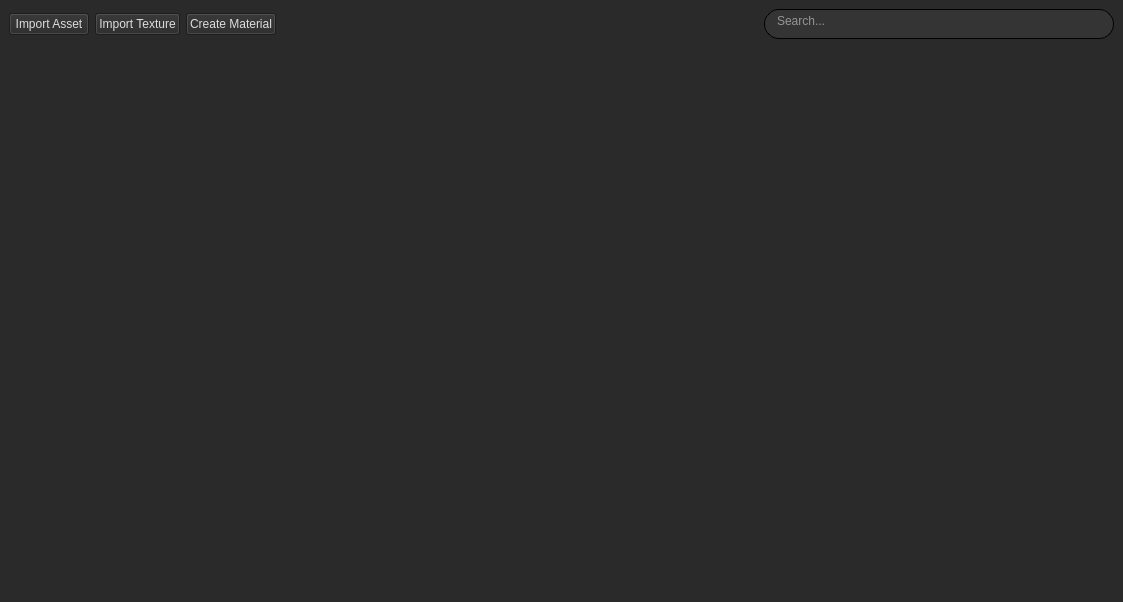
AnthonySTZ/AssetManager, file ui/ui_setups/manager_window.ui: the form before one commit.
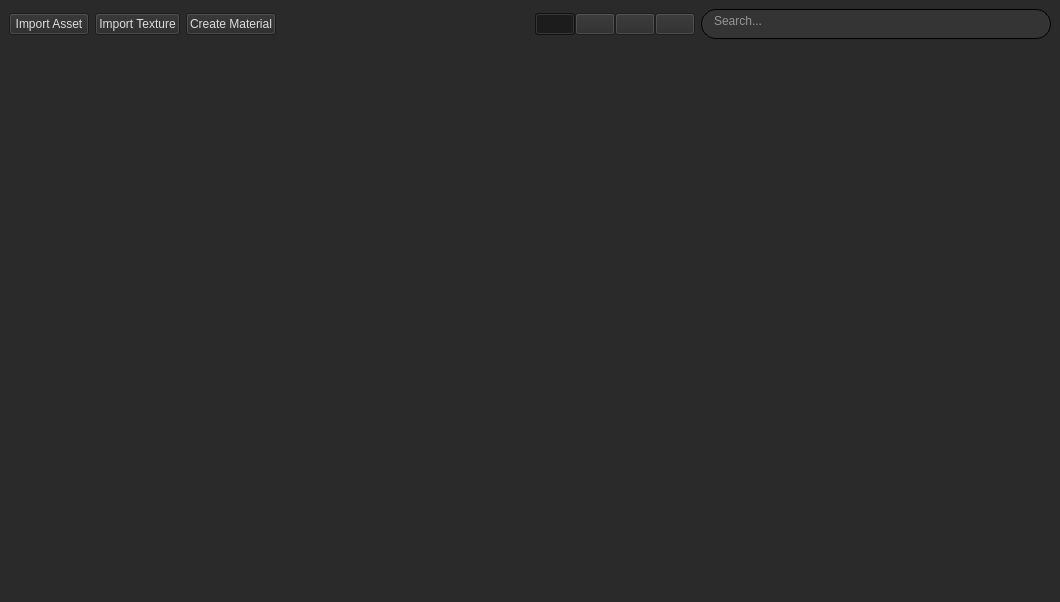
The form after the commit. Icons and pictures are not drawn.

What changed in the file:
```diff
--- a/ui/ui_setups/manager_window.ui
+++ b/ui/ui_setups/manager_window.ui
@@ -6,7 +6,7 @@
    <rect>
     <x>0</x>
     <y>0</y>
-    <width>1123</width>
+    <width>1060</width>
     <height>602</height>
    </rect>
   </property>
@@ -22,11 +22,80 @@
    <layout class="QVBoxLayout" name="verticalLayout">
     <item>
      <layout class="QGridLayout" name="gridLayout_2" rowstretch="0,0,0">
-      <item row="2" column="0" colspan="5">
+      <item row="0" column="8">
+       <widget class="QTextEdit" name="search_te">
+        <property name="minimumSize">
+         <size>
+          <width>350</width>
+          <height>0</height>
+         </size>
+        </property>
+        <property name="maximumSize">
+         <size>
+          <width>350</width>
+          <height>30</height>
+         </size>
+        </property>
+        <property name="styleSheet">
+         <string notr="true">QTextEdit {
+
+	color: rgb(246, 245, 244);
+	background-color: rgb(52, 52, 52);
+	border : 1px solid black;
+	border-radius: 15px;
+	padding-left : 8px;
+
+}</string>
+        </property>
+        <property name="verticalScrollBarPolicy">
+         <enum>Qt::ScrollBarAlwaysOff</enum>
+        </property>
+        <property name="horizontalScrollBarPolicy">
+         <enum>Qt::ScrollBarAlwaysOff</enum>
+        </property>
+        <property name="placeholderText">
+         <string>Search...</string>
+        </property>
+       </widget>
+      </item>
+      <item row="0" column="0">
+       <widget class="QPushButton" name="asset_btn">
+        <property name="styleSheet">
+         <string notr="true">QPushButton{
+
+	color: rgb(220, 220, 220);
+	background-color: rgb(40, 40, 40);
+
+}</string>
+        </property>
+        <property name="text">
+         <string>Import Asset</string>
+        </property>
+       </widget>
+      </item>
+      <item row="0" column="1">
+       <widget class="QPushButton" name="texture_btn">
+        <property name="styleSheet">
+         <string notr="true">QPushButton{
+
+	color: rgb(220, 220, 220);
+	background-color: rgb(40, 40, 40);
+
+}</string>
+        </property>
+        <property name="text">
+         <string>Import Texture</string>
+        </property>
+       </widget>
+      </item>
+      <item row="2" column="0" colspan="9">
        <widget class="QWidget" name="widget" native="true">
         <layout class="QHBoxLayout" name="horizontalLayout">
          <item>
           <widget class="QListWidget" name="items_lw">
+           <property name="cursor" stdset="0">
+            <cursorShape>ArrowCursor</cursorShape>
+           </property>
            <property name="mouseTracking">
             <bool>false</bool>
            </property>
@@ -62,8 +131,8 @@
         </layout>
        </widget>
       </item>
-      <item row="0" column="1">
-       <widget class="QPushButton" name="texture_btn">
+      <item row="0" column="2">
+       <widget class="QPushButton" name="material_btn">
         <property name="styleSheet">
          <string notr="true">QPushButton{
 
@@ -73,58 +142,7 @@
 }</string>
         </property>
         <property name="text">
-         <string>Import Texture</string>
-        </property>
-       </widget>
-      </item>
-      <item row="0" column="0">
-       <widget class="QPushButton" name="asset_btn">
-        <property name="styleSheet">
-         <string notr="true">QPushButton{
-
-	color: rgb(220, 220, 220);
-	background-color: rgb(40, 40, 40);
-
-}</string>
-        </property>
-        <property name="text">
-         <string>Import Asset</string>
-        </property>
-       </widget>
-      </item>
-      <item row="0" column="4">
-       <widget class="QTextEdit" name="search_te">
-        <property name="minimumSize">
-         <size>
-          <width>350</width>
-          <height>0</height>
-         </size>
-        </property>
-        <property name="maximumSize">
-         <size>
-          <width>350</width>
-          <height>30</height>
-         </size>
-        </property>
-        <property name="styleSheet">
-         <string notr="true">QTextEdit {
-
-	color: rgb(246, 245, 244);
-	background-color: rgb(52, 52, 52);
-	border : 1px solid black;
-	border-radius: 15px;
-	padding-left : 8px;
-
-}</string>
-        </property>
-        <property name="verticalScrollBarPolicy">
-         <enum>Qt::ScrollBarAlwaysOff</enum>
-        </property>
-        <property name="horizontalScrollBarPolicy">
-         <enum>Qt::ScrollBarAlwaysOff</enum>
-        </property>
-        <property name="placeholderText">
-         <string>Search...</string>
+         <string>Create Material</string>
         </property>
        </widget>
       </item>
@@ -141,19 +159,137 @@
         </property>
        </spacer>
       </item>
-      <item row="0" column="2">
-       <widget class="QPushButton" name="material_btn">
+      <item row="0" column="4" colspan="4">
+       <widget class="QWidget" name="widget_2" native="true">
+        <property name="minimumSize">
+         <size>
+          <width>0</width>
+          <height>0</height>
+         </size>
+        </property>
         <property name="styleSheet">
-         <string notr="true">QPushButton{
+         <string notr="true">QPushButton {
 
-	color: rgb(220, 220, 220);
-	background-color: rgb(40, 40, 40);
+background-color: rgb(42, 42, 42);
 
-}</string>
+}
+
+QPushButton:checked{
+
+background-color: rgb(25, 25, 25);
+
+}
+</string>
         </property>
-        <property name="text">
-         <string>Create Material</string>
-        </property>
+        <layout class="QHBoxLayout" name="horizontalLayout_4">
+         <property name="spacing">
+          <number>0</number>
+         </property>
+         <property name="leftMargin">
+          <number>0</number>
+         </property>
+         <property name="topMargin">
+          <number>0</number>
+         </property>
+         <property name="rightMargin">
+          <number>0</number>
+         </property>
+         <property name="bottomMargin">
+          <number>0</number>
+         </property>
+         <item>
+          <widget class="QPushButton" name="all_check">
+           <property name="text">
+            <string/>
+           </property>
+           <property name="icon">
+            <iconset resource="../../ressources.qrc">
+             <normaloff>:/icons/ui/ressources/all.png</normaloff>:/icons/ui/ressources/all.png</iconset>
+           </property>
+           <property name="iconSize">
+            <size>
+             <width>24</width>
+             <height>24</height>
+            </size>
+           </property>
+           <property name="checkable">
+            <bool>true</bool>
+           </property>
+           <property name="checked">
+            <bool>true</bool>
+           </property>
+           <property name="flat">
+            <bool>false</bool>
+           </property>
+          </widget>
+         </item>
+         <item>
+          <widget class="QPushButton" name="models_check">
+           <property name="cursor">
+            <cursorShape>ArrowCursor</cursorShape>
+           </property>
+           <property name="styleSheet">
+            <string notr="true"/>
+           </property>
+           <property name="text">
+            <string/>
+           </property>
+           <property name="icon">
+            <iconset resource="../../ressources.qrc">
+             <normaloff>:/icons/ui/ressources/model.png</normaloff>:/icons/ui/ressources/model.png</iconset>
+           </property>
+           <property name="iconSize">
+            <size>
+             <width>24</width>
+             <height>24</height>
+            </size>
+           </property>
+           <property name="checkable">
+            <bool>true</bool>
+           </property>
+          </widget>
+         </item>
+         <item>
+          <widget class="QPushButton" name="textures_check">
+           <property name="text">
+            <string/>
+           </property>
+           <property name="icon">
+            <iconset resource="../../ressources.qrc">
+             <normaloff>:/icons/ui/ressources/texture.png</normaloff>:/icons/ui/ressources/texture.png</iconset>
+           </property>
+           <property name="iconSize">
+            <size>
+             <width>24</width>
+             <height>24</height>
+            </size>
+           </property>
+           <property name="checkable">
+            <bool>true</bool>
+           </property>
+          </widget>
+         </item>
+         <item>
+          <widget class="QPushButton" name="materials_check">
+           <property name="text">
+            <string/>
+           </property>
+           <property name="icon">
+            <iconset resource="../../ressources.qrc">
+             <normaloff>:/icons/ui/ressources/material.png</normaloff>:/icons/ui/ressources/material.png</iconset>
+           </property>
+           <property name="iconSize">
+            <size>
+             <width>24</width>
+             <height>24</height>
+            </size>
+           </property>
+           <property name="checkable">
+            <bool>true</bool>
+           </property>
+          </widget>
+         </item>
+        </layout>
        </widget>
       </item>
      </layout>
```
Left out of the diff: 4 changed lines with no effect on the pictures.
